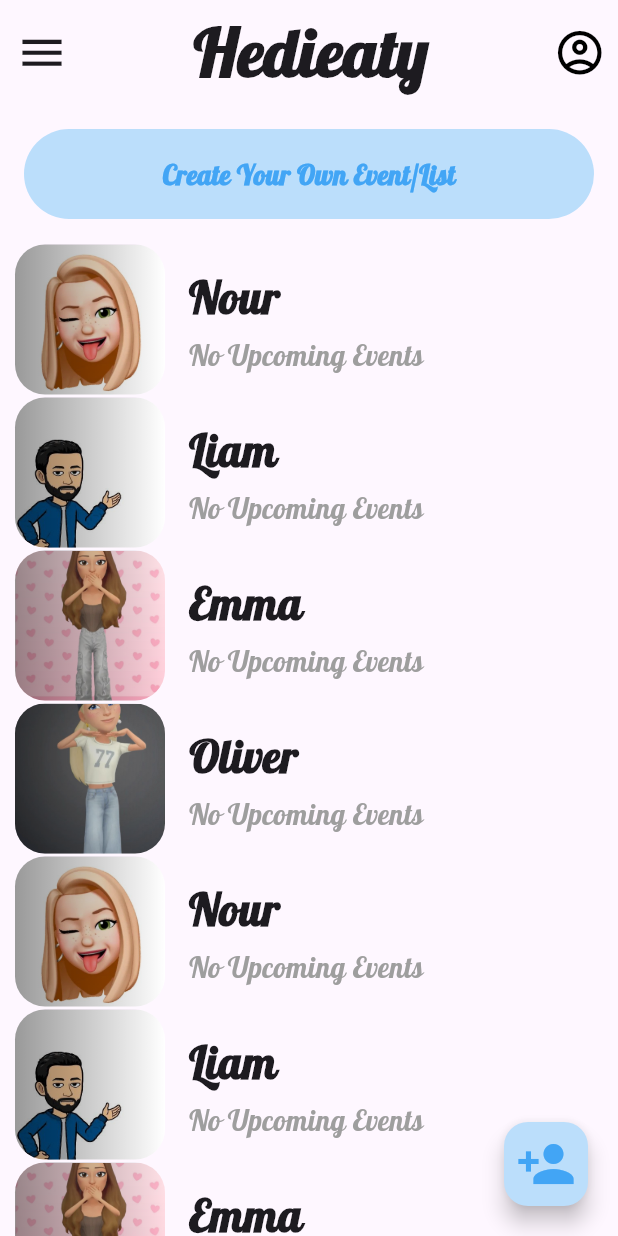
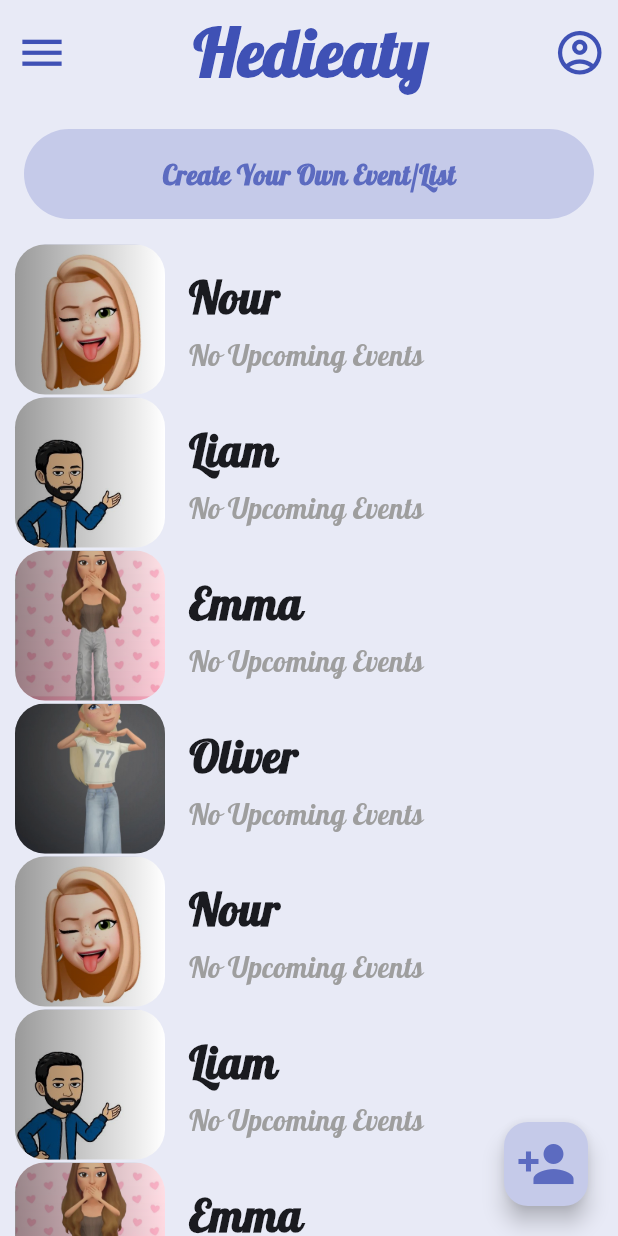
Before and after one commit to nourhammmad/Hedieaty-My-Gift-, a Flutter app: the screen it shows after launch, on a phone screen of 412 x 824 dp. Run offline on Flutter 3.47's test engine with Material 3 defaults, Android fonts, the light colour scheme and no system bars.

Commit message:
Minor Color change

```diff
--- a/lib/HomePage.dart
+++ b/lib/HomePage.dart
@@ -26,12 +26,15 @@ class _HomePageState extends State<HomePage> {
   Widget build(BuildContext context) {
     return Scaffold(
       appBar: AppBar(
+        backgroundColor: Colors.indigo.shade50,
+
         title: const Text(
           "Hedieaty",
           style: TextStyle(
             fontSize: 45,
             fontFamily: "Lobster",
             fontWeight: FontWeight.bold,
+            color: Colors.indigo,
           ),
         ),
         titleSpacing: 73.0,
@@ -39,7 +42,7 @@ class _HomePageState extends State<HomePage> {
         leading: IconButton(
           onPressed: () {},
           alignment: Alignment.topLeft,
-          icon: const Icon(Icons.menu, size: 35),
+          icon: const Icon(Icons.menu, size: 35,color: Colors.indigo,),
         ),
         actions: [
           IconButton(
@@ -48,7 +51,7 @@ class _HomePageState extends State<HomePage> {
             icon: const Icon(
               Icons.account_circle_outlined,
               size: 35,
-              color: Colors.black,
+              color: Colors.indigo,
             ),
           ),
         ],
@@ -79,7 +82,7 @@ class _HomePageState extends State<HomePage> {
                   width: double.infinity,
                   margin: const EdgeInsets.all(16.0),
                   decoration: BoxDecoration(
-                    color: Colors.blue.shade100,
+                    color: Colors.indigo.shade100,
                     borderRadius: BorderRadius.circular(30),
                   ),
                   child: Center(
@@ -91,7 +94,7 @@ class _HomePageState extends State<HomePage> {
                         fontFamily: "Lobster",
                         color: _isPressed
                             ? Colors.blueGrey.shade800
-                            : Colors.blue.shade400,
+                            : Colors.indigo.shade400,
                       ),
                     ),
                   ),
@@ -117,10 +120,10 @@ class _HomePageState extends State<HomePage> {
             right: 20,
             child: FloatingActionButton(
               onPressed: () {},
-              backgroundColor: Colors.blue.shade100,
+              backgroundColor: Colors.indigo.shade100,
               child: Icon(
                 Icons.person_add,
-                color: Colors.blue.shade400,
+                color: Colors.indigo.shade400,
                 size: 40,
               ),
             ),
--- a/lib/main.dart
+++ b/lib/main.dart
@@ -12,8 +12,9 @@ class MyApp extends StatelessWidget {
   Widget build(BuildContext context) {
     return MaterialApp(
       theme: ThemeData(
-        colorScheme: ColorScheme.fromSeed(seedColor: Colors.deepPurple),
+        colorScheme: ColorScheme.fromSeed(seedColor: Colors.indigo.shade50),
         useMaterial3: true,
+          scaffoldBackgroundColor:Colors.indigo.shade50
       ),
       home: const HomePage(),
     );
```
